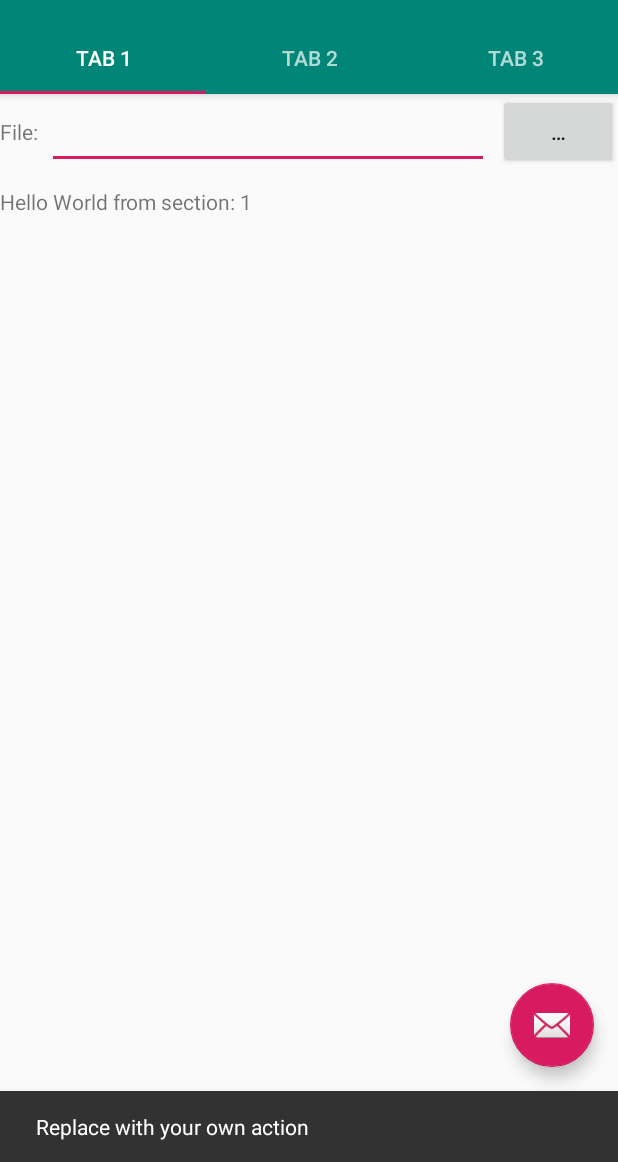
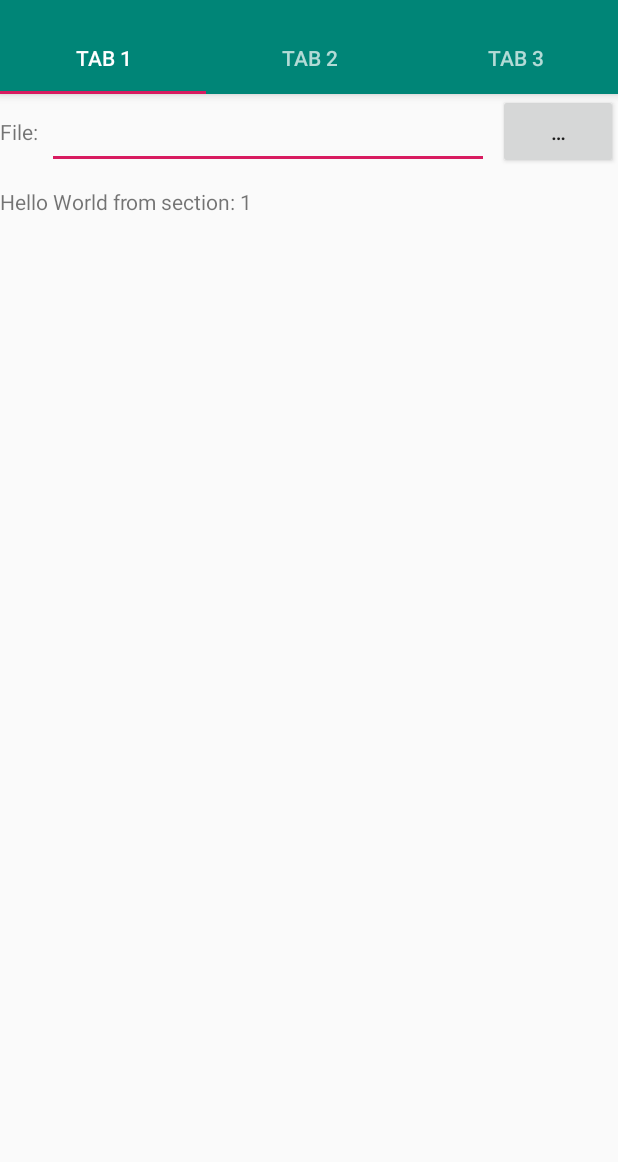
Before and after one commit to dankito/TextExtraction, an Android app: the screen it shows after launch (MainActivity), after a tap on an icon or button, on a phone screen of 412 x 824 dp, the part 74-1236 px from its top. Run offline under Robolectric (Android 15) with nearby library versions, the phone set to English and light mode, and no system bars; libraries missing offline, so code that uses them is left out: com.lowagie.text, net.dankito.filechooserdialog, net.dankito.utils, org.slf4j; 11 statements that could not run were skipped; 1 other tap on this screen came first.

Commit message:
Removed floating action button

```diff
--- a/TestAppAndroid/src/main/java/net/dankito/text/extraction/app/android/MainActivity.kt
+++ b/TestAppAndroid/src/main/java/net/dankito/text/extraction/app/android/MainActivity.kt
@@ -2,7 +2,6 @@ package net.dankito.text.extraction.app.android
 
 import android.os.Bundle
 import android.os.Environment
-import android.support.design.widget.Snackbar
 import android.support.design.widget.TabLayout
 import android.support.v7.app.AppCompatActivity
 import android.view.Menu
@@ -54,11 +53,6 @@ class MainActivity : AppCompatActivity() {
 
         container.addOnPageChangeListener(TabLayout.TabLayoutOnPageChangeListener(tabs))
         tabs.addOnTabSelectedListener(TabLayout.ViewPagerOnTabSelectedListener(container))
-
-        fab.setOnClickListener { view ->
-            Snackbar.make(view, "Replace with your own action", Snackbar.LENGTH_LONG)
-                .setAction("Action", null).show()
-        }
     }
 
 
--- a/TestAppAndroid/src/main/res/layout/activity_main.xml
+++ b/TestAppAndroid/src/main/res/layout/activity_main.xml
@@ -59,12 +59,4 @@
             android:layout_height="match_parent"
             app:layout_behavior="@string/appbar_scrolling_view_behavior"/>
 
-    <android.support.design.widget.FloatingActionButton
-            android:id="@+id/fab"
-            android:layout_width="wrap_content"
-            android:layout_height="wrap_content"
-            android:layout_gravity="end|bottom"
-            android:layout_margin="@dimen/fab_margin"
-            app:srcCompat="@android:drawable/ic_dialog_email"/>
-
 </android.support.design.widget.CoordinatorLayout>
--- a/TestAppAndroid/src/main/res/values/dimens.xml
+++ b/TestAppAndroid/src/main/res/values/dimens.xml
@@ -2,7 +2,6 @@
     <!-- Default screen margins, per the Android Design guidelines. -->
     <dimen name="activity_horizontal_margin">16dp</dimen>
     <dimen name="activity_vertical_margin">16dp</dimen>
-    <dimen name="fab_margin">16dp</dimen>
     <dimen name="appbar_padding_top">8dp</dimen>
 
     <dimen name="fragment_extract_text_tab_select_file_height">50dp</dimen>
```
